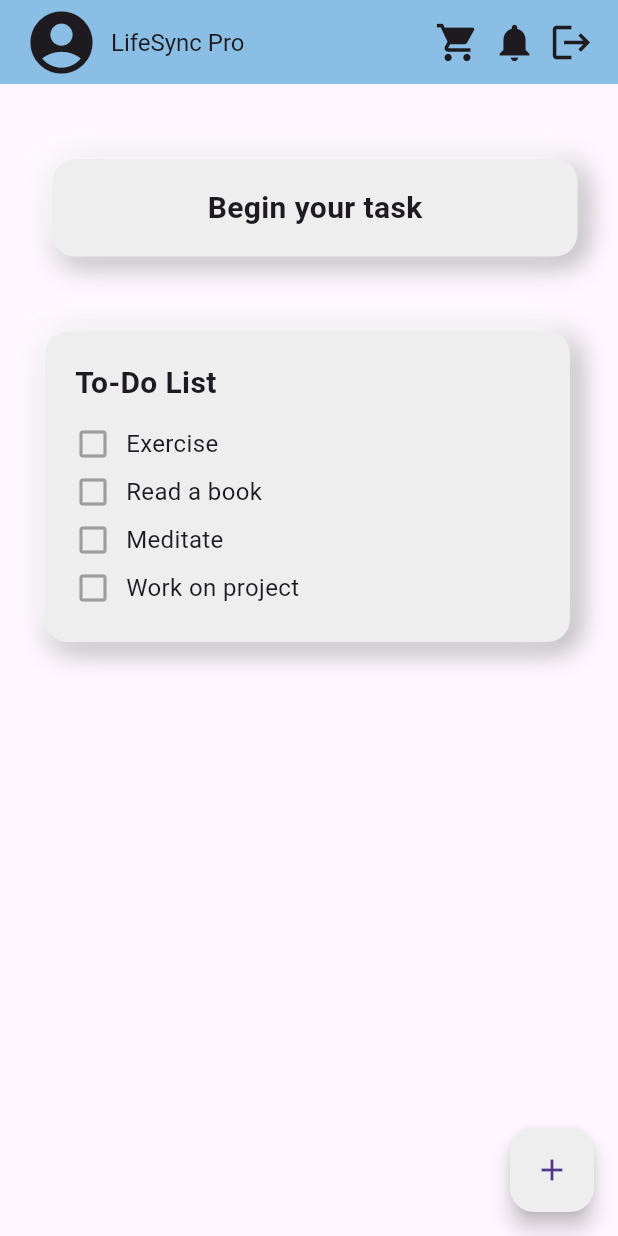
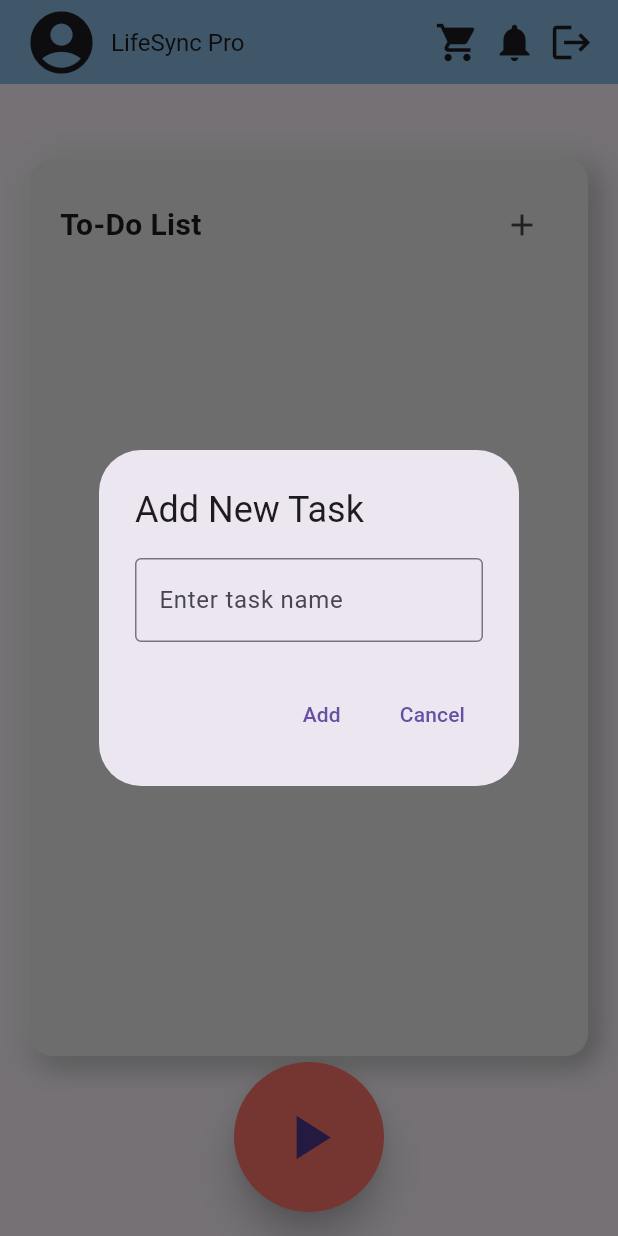
Before and after one commit to aisyah-rusdi/lifesync-pro, a Flutter app: the screen it shows once a user with an empty profile is signed in, after a tap on the "add" icon, on a phone screen of 412 x 824 dp. Run offline on Flutter 3.47's test engine with Material 3 defaults, Android fonts, the phone set to English and light mode, and no system bars; our stand-ins replace cloud_firestore, firebase_auth, firebase_core, google_fonts, percent_indicator; accounts and stored records are empty.

Commit message:
implement todolist inside dashboard

```diff
--- a/lib/pages/dashboard_page.dart
+++ b/lib/pages/dashboard_page.dart
@@ -1,7 +1,10 @@
 // ignore_for_file: prefer_const_constructors, camel_case_types, prefer_const_literals_to_create_immutables, sort_child_properties_last
 
+import 'package:cloud_firestore/cloud_firestore.dart';
+import 'package:firebase_auth/firebase_auth.dart';
 import 'package:flutter/material.dart';
 import 'package:flutter_firebase_project/pages/task_page.dart';
+import 'package:flutter_firebase_project/pages/todo_box.dart';
 
 class dashboard extends StatefulWidget {
   const dashboard({Key? key}) : super(key: key);
@@ -11,72 +14,100 @@ class dashboard extends StatefulWidget {
 }
 
 class _DashboardState extends State<dashboard> {
-  // Sample to-do list items
-  List<String> toDoList = [
-    "Exercise",
-    "Read a book",
-    "Meditate",
-    "Work on project"
-  ];
+  final _auth = FirebaseAuth.instance;
+  final _firestore = FirebaseFirestore.instance;
+  late User? _currentUser;
+  List<Map<String, dynamic>> _toDoList = [];
+
+  @override
+  void initState() {
+    super.initState();
+    _currentUser = _auth.currentUser;
+    _fetchToDoList();
+  }
+
+  Future<void> _fetchToDoList() async {
+    if (_currentUser != null) {
+      final snapshot = await _firestore
+          .collection('users')
+          .doc(_currentUser!.uid)
+          .collection('todos')
+          .get();
+      setState(() {
+        _toDoList = snapshot.docs
+            .map((doc) => {
+                  "id": doc.id,
+                  "taskName": doc.data()['taskName'] ?? 'Unnamed Task',
+                  "completed": doc.data()['completed'] ?? false,
+                })
+            .toList();
+      });
+    }
+  }
+
+  Future<void> _addTask(String taskName) async {
+    if (_currentUser != null && taskName.isNotEmpty) {
+      await _firestore
+          .collection('users')
+          .doc(_currentUser!.uid)
+          .collection('todos')
+          .add({'taskName': taskName, 'completed': false});
+      _fetchToDoList();
+    }
+  }
+
+  Future<void> _toggleTaskCompletion(String taskId, bool isCompleted) async {
+    if (_currentUser != null) {
+      await _firestore
+          .collection('users')
+          .doc(_currentUser!.uid)
+          .collection('todos')
+          .doc(taskId)
+          .update({'completed': !isCompleted});
+      _fetchToDoList();
+    }
+  }
+
+  void _showAddTaskDialog() {
+    final taskController = TextEditingController();
+    showDialog(
+      context: context,
+      builder: (context) => AlertDialog(
+        title: Text("Add New Task"),
+        content: TextField(
+          controller: taskController,
+          decoration: InputDecoration(
+            hintText: "Enter task name",
+            border: OutlineInputBorder(),
+          ),
+        ),
+        actions: [
+          TextButton(
+            onPressed: () {
+              _addTask(taskController.text.trim());
+              Navigator.of(context).pop();
+            },
+            child: Text("Add"),
+          ),
+          TextButton(
+            onPressed: () => Navigator.of(context).pop(),
+            child: Text("Cancel"),
+          ),
+        ],
+      ),
+    );
+  }
 
   @override
   Widget build(BuildContext context) {
     return Scaffold(
-      body: SingleChildScrollView(
+      body: Padding(
+        padding: const EdgeInsets.symmetric(horizontal: 20.0, vertical: 50.0),
         child: Column(
-          mainAxisAlignment: MainAxisAlignment.center,
           children: [
-            // "Begin your task" button
-            Padding(
-              padding: const EdgeInsets.only(top: 50.0, bottom: 20.0, left: 10),
-              child: GestureDetector(
-                onTap: () {
-                  Navigator.push(
-                    context,
-                    MaterialPageRoute(builder: (context) => TaskPage()),
-                  );
-                },
-                child: Container(
-                  alignment: Alignment(0, 0),
-                  height: 65,
-                  width: 350,
-                  decoration: BoxDecoration(
-                    color: Colors.grey[200],
-                    borderRadius: BorderRadius.circular(15),
-                    boxShadow: [
-                      BoxShadow(
-                        color: Colors.grey.shade500,
-                        offset: Offset(4.0, 4.0),
-                        blurRadius: 15.0,
-                        spreadRadius: 1.0,
-                      ),
-                      BoxShadow(
-                        color: Colors.white,
-                        offset: Offset(-4.0, -4.0),
-                        blurRadius: 15.0,
-                        spreadRadius: 1.0,
-                      ),
-                    ],
-                  ),
-                  child: Padding(
-                    padding: const EdgeInsets.all(8.0),
-                    child: Text(
-                      'Begin your task',
-                      style: TextStyle(
-                        fontSize: 20,
-                        fontWeight: FontWeight.bold,
-                      ),
-                    ),
-                  ),
-                ),
-              ),
-            ),
-
-            // To-Do List Container
-            Padding(
-              padding: const EdgeInsets.all(30.0),
-              child: Container(
-                width: 350,
+            // To-Do List Container with "Add Task" button inside
+            Container(
+              width: double.infinity,
               padding: EdgeInsets.all(20),
               decoration: BoxDecoration(
                 color: Colors.grey[200],
@@ -99,6 +130,9 @@ class _DashboardState extends State<dashboard> {
               child: Column(
                 crossAxisAlignment: CrossAxisAlignment.start,
                 children: [
+                  Row(
+                    mainAxisAlignment: MainAxisAlignment.spaceBetween,
+                    children: [
                       Text(
                         'To-Do List',
                         style: TextStyle(
@@ -106,18 +140,28 @@ class _DashboardState extends State<dashboard> {
                           fontWeight: FontWeight.bold,
                         ),
                       ),
+                      IconButton(
+                        icon: Icon(Icons.add),
+                        onPressed: _showAddTaskDialog,
+                      ),
+                    ],
+                  ),
                   SizedBox(height: 10),
-                    // Display each to-do item in the list
-                    for (var task in toDoList)
-                      Padding(
-                        padding: const EdgeInsets.symmetric(vertical: 4.0),
-                        child: Row(
-                          children: [
-                            Icon(Icons.check_box_outline_blank, color: Colors.grey),
-                            SizedBox(width: 10),
-                            Text(
-                              task,
-                              style: TextStyle(fontSize: 16),
+                  // Using a Fixed Height for To-Do List
+                  SizedBox(
+                    height: 500, // Set a height for the ListView
+                    child: ListView.builder(
+                      itemCount: _toDoList.length,
+                      itemBuilder: (context, index) {
+                        final task = _toDoList[index];
+                        return TodoBox(
+                          taskName: task['taskName'],
+                          taskCompleted: task['completed'],
+                          onChanged: (value) => _toggleTaskCompletion(
+                              task['id'], task['completed']),
+                        );
+                      },
+                    ),
                   ),
                 ],
               ),
@@ -125,14 +169,24 @@ class _DashboardState extends State<dashboard> {
           ],
         ),
       ),
+
+      // "Begin your task" as a floating action button at the bottom center
+      floatingActionButtonLocation: FloatingActionButtonLocation.centerFloat,
+      floatingActionButton: SizedBox(
+        width: 100,
+        height: 100,
+        child: FloatingActionButton(
+          onPressed: () {
+            Navigator.push(
+              context,
+              MaterialPageRoute(builder: (context) => TaskPage()),
+            );
+          },
+          child: Icon(Icons.play_arrow, size: 50), // Icon size to make it large
+          backgroundColor: const Color.fromARGB(255, 254, 118, 108),
+          shape: CircleBorder(), // Ensures the button is circular
+          elevation: 10,
         ),
-          ],
-        ),
-      ),
-      floatingActionButton: FloatingActionButton(
-        onPressed: () {},
-        child: Icon(Icons.add),
-        backgroundColor:Colors.grey[200],
       ),
     );
   }
--- a/lib/pages/register_page.dart
+++ b/lib/pages/register_page.dart
@@ -98,7 +98,8 @@ class _RegisterPageState extends State<RegisterPage> {
         'weight': weight,
         'height': height,
         'points':0,
-      });
+      }
+    );
 }
 
 
--- a/lib/pages/task_page.dart
+++ b/lib/pages/task_page.dart
@@ -2,7 +2,7 @@ import 'dart:async';
 import 'package:cloud_firestore/cloud_firestore.dart';
 import 'package:firebase_auth/firebase_auth.dart';
 import 'package:flutter/material.dart';
-import 'package:flutter_firebase_project/pages/activity_box.dart';
+import 'package:flutter_firebase_project/pages/task_box.dart';
 
 class TaskPage extends StatefulWidget {
   const TaskPage({Key? key}) : super(key: key);
@@ -65,6 +65,8 @@ Future<void> fetchUserPoints() async {
 
     if (activityList[index][1]) {
       Timer.periodic(const Duration(seconds: 1), (timer) {
+          if (!mounted) return;
+
         setState(() {
           if (!activityList[index][1]) {
             timer.cancel();
```
Also changed, not shown: lib/pages/todo_box.dart (added, +50 -0 lines), lib/pages/task_box.dart (renamed from lib/pages/activity_box.dart). Lines whose indentation alone changed are shown as unchanged.
